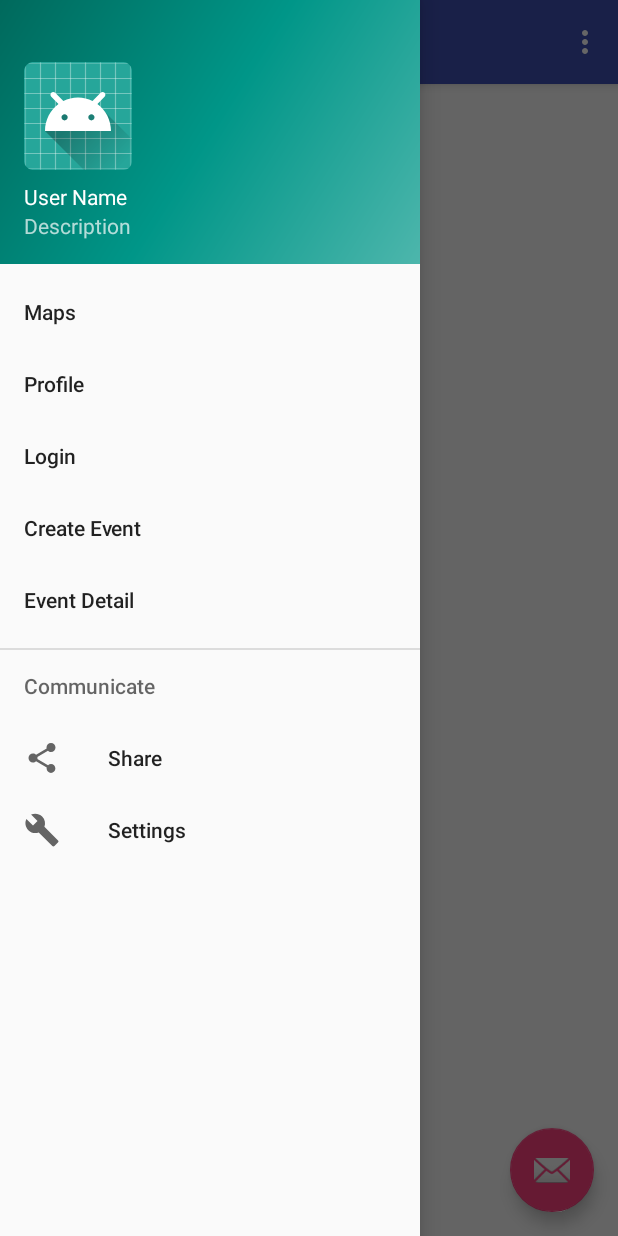
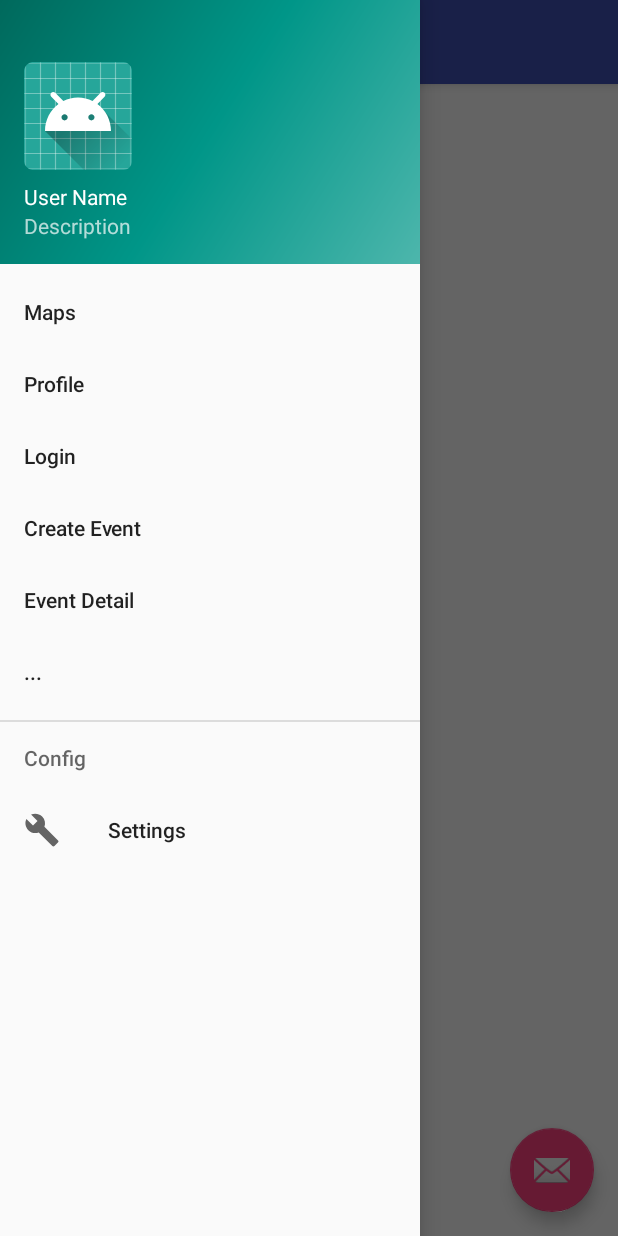
Before and after one commit to kmishra9697-art/Joyzone, an Android app: the screen it shows after launch (MainActivity), with the side drawer open, on a phone screen of 412 x 824 dp. Run offline under Robolectric (Android 15) with nearby library versions, the phone set to English and light mode, and no system bars.

Commit message:
Fix navigation bar

```diff
--- a/mobile/src/main/java/co/edu/konradlorenz/joyzone/MainActivity.java
+++ b/mobile/src/main/java/co/edu/konradlorenz/joyzone/MainActivity.java
@@ -68,9 +68,9 @@ public class MainActivity extends AppCompatActivity
         int id = item.getItemId();
 
         //noinspection SimplifiableIfStatement
-        if (id == R.id.action_settings) {
+        /*if (id == R.id.action_settings) {
             return true;
-        }
+        }*/
 
         return super.onOptionsItemSelected(item);
     }
@@ -96,7 +96,7 @@ public class MainActivity extends AppCompatActivity
         } else if (id == R.id.nav_detail_event) {
             Intent go_to_detail_event = new Intent(MainActivity.this, Detail_EventActivity.class);
             startActivity(go_to_detail_event);
-        } else if (id == R.id.nav_share) {
+        } else if (id == R.id.nav_other) {
 
         } else if (id == R.id.nav_settings) {
             Intent go_to_settings = new Intent(MainActivity.this, SettingsActivity.class);
--- a/mobile/src/main/res/menu/activity_main_drawer.xml
+++ b/mobile/src/main/res/menu/activity_main_drawer.xml
@@ -19,14 +19,14 @@
         <item
             android:id="@+id/nav_detail_event"
             android:title="@string/event_detail" />
+        <item
+            android:id="@+id/nav_other"
+            android:title="..." />
     </group>
 
-    <item android:title="Communicate">
+    <item android:title="@string/config">
         <menu>
-            <item
-                android:id="@+id/nav_share"
-                android:icon="@drawable/ic_menu_share"
-                android:title="Share" />
+
             <item
                 android:id="@+id/nav_settings"
                 android:icon="@drawable/ic_menu_manage"
--- a/mobile/src/main/res/menu/main.xml
+++ b/mobile/src/main/res/menu/main.xml
@@ -1,9 +1,5 @@
 <?xml version="1.0" encoding="utf-8"?>
 <menu xmlns:android="http://schemas.android.com/apk/res/android"
     xmlns:app="http://schemas.android.com/apk/res-auto">
-    <item
-        android:id="@+id/action_settings"
-        android:orderInCategory="100"
-        android:title="@string/action_settings"
-        app:showAsAction="never" />
+
 </menu>
--- a/mobile/src/main/res/values/strings.xml
+++ b/mobile/src/main/res/values/strings.xml
@@ -32,6 +32,7 @@
     <string name="user_settings">Settings</string>
     <string name="create_event">Create Event</string>
     <string name="event_detail">Event Detail</string>
+    <string name="config">Config</string>
 
     <string name="title_activity_settings">Settings</string>
 
```
Also changed, not shown: mobile/src/main/res/layout/activity_create__event.xml (+4 -3 lines).
